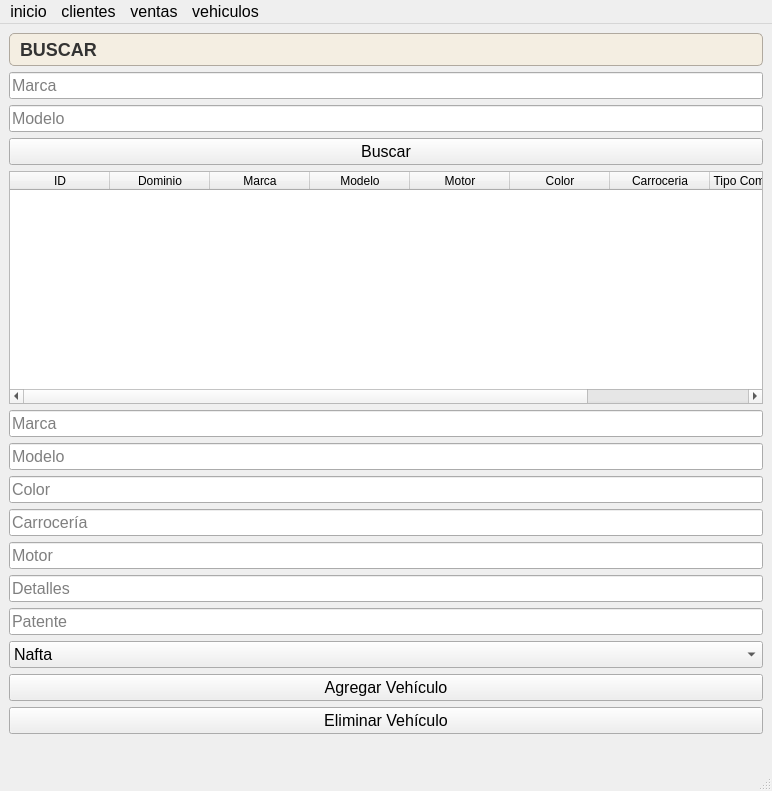
GabrielTrejo1/Prueba, file src/gui/vehiculos.ui: the form before one commit.
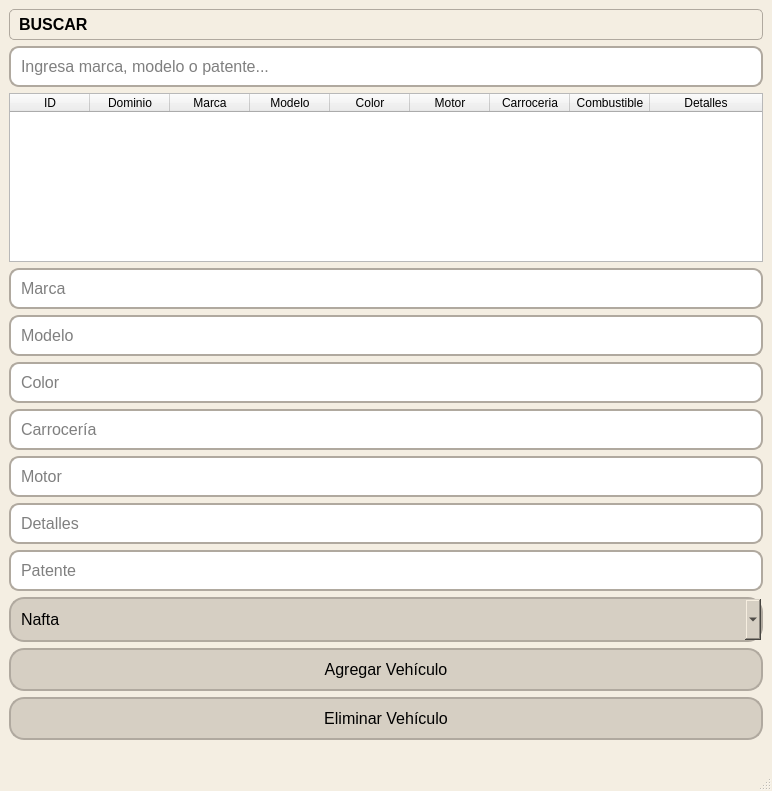
The form after the commit. Icons and pictures are not drawn.

```diff
--- a/src/gui/vehiculos.ui
+++ b/src/gui/vehiculos.ui
@@ -31,10 +31,6 @@
         border: 2px solid #b0a99f; /* Color y grosor del borde */
         border-radius: 15px; /* Bordes redondeados */
         padding: 10px; /* Espaciado interno */
-        font-size: 16px; /* Tamaño de la fuente */
-        color: #333; /* Color del texto */
-        text-align: center; /* Centrar texto */
-        transition: background-color 0.3s; /* Transición suave para el hover */
     }
 
     QPushButton:hover {
@@ -46,19 +42,13 @@
         border: 2px solid #b0a99f; /* Borde del QLineEdit */
         border-radius: 10px; /* Bordes redondeados */
         padding: 8px; /* Espaciado interno */
-        font-size: 14px; /* Tamaño de la fuente */
-        color: #333; /* Color del texto */
     }
 
     QComboBox {
-             background-color: #d6cfc3; /* Nuevo color de fondo del botón */
+        background-color: #d6cfc3; /* Nuevo color de fondo del botón */
         border: 2px solid #b0a99f; /* Color y grosor del borde */
         border-radius: 15px; /* Bordes redondeados */
         padding: 10px; /* Espaciado interno */
-        font-size: 16px; /* Tamaño de la fuente */
-        color: #333; /* Color del texto */
-        text-align: center; /* Centrar texto */
-        transition: background-color 0.3s; /* Transición suave para
     }</string>
   </property>
   <widget class="QWidget" name="centralwidget">
@@ -73,15 +63,13 @@
       <property name="font">
        <font>
         <family>Arial</family>
-        <pointsize>-1</pointsize>
+        <pointsize>12</pointsize>
         <weight>75</weight>
         <bold>true</bold>
        </font>
       </property>
       <property name="styleSheet">
        <string notr="true">    QLabel {
-        font-size: 18px; /* Tamaño de la fuente */
-        color: #333; /* Color del texto */
         background-color: #f4eee2; /* Fondo para el QLabel */
         padding: 5px; /* Espaciado interno */
         border: 1px solid #b0a99f; /* Borde del QLabel */
@@ -95,28 +83,28 @@
      </widget>
     </item>
     <item>
-     <widget class="QLineEdit" name="txtMarca">
-      <property name="placeholderText">
-       <string>Marca</string>
+     <widget class="QLineEdit" name="txtBuscar">
+      <property name="font">
+       <font>
+        <pointsize>12</pointsize>
+       </font>
       </property>
-     </widget>
-    </item>
-    <item>
-     <widget class="QLineEdit" name="txtModelo">
       <property name="placeholderText">
-       <string>Modelo</string>
-      </property>
-     </widget>
-    </item>
-    <item>
-     <widget class="QPushButton" name="btnBuscar">
-      <property name="text">
-       <string>Buscar</string>
+       <string>Ingresa marca, modelo o patente...</string>
       </property>
      </widget>
     </item>
     <item>
      <widget class="QTableWidget" name="tblVehiculos">
+      <property name="editTriggers">
+       <set>QAbstractItemView::NoEditTriggers</set>
+      </property>
+      <property name="selectionBehavior">
+       <enum>QAbstractItemView::SelectRows</enum>
+      </property>
+      <property name="sortingEnabled">
+       <bool>true</bool>
+      </property>
       <property name="columnCount">
        <number>9</number>
       </property>
@@ -130,6 +118,18 @@
         <string>Combustible</string>
        </stringlist>
       </property>
+      <attribute name="horizontalHeaderMinimumSectionSize">
+       <number>30</number>
+      </attribute>
+      <attribute name="horizontalHeaderDefaultSectionSize">
+       <number>80</number>
+      </attribute>
+      <attribute name="horizontalHeaderStretchLastSection">
+       <bool>true</bool>
+      </attribute>
+      <attribute name="verticalHeaderVisible">
+       <bool>false</bool>
+      </attribute>
       <column>
        <property name="text">
         <string>ID</string>
@@ -150,16 +150,16 @@
         <string>Modelo</string>
        </property>
       </column>
+      <column>
+       <property name="text">
+        <string>Color</string>
+       </property>
+      </column>
       <column>
        <property name="text">
         <string>Motor</string>
        </property>
       </column>
-      <column>
-       <property name="text">
-        <string>Color</string>
-       </property>
-      </column>
       <column>
        <property name="text">
         <string>Carroceria</string>
@@ -167,18 +167,23 @@
       </column>
       <column>
        <property name="text">
-        <string>Tipo Combustible</string>
+        <string>Combustible</string>
        </property>
       </column>
       <column>
        <property name="text">
-        <string>Dealles</string>
+        <string>Detalles</string>
        </property>
       </column>
      </widget>
     </item>
     <item>
      <widget class="QLineEdit" name="txtMarcaAdd">
+      <property name="font">
+       <font>
+        <pointsize>12</pointsize>
+       </font>
+      </property>
       <property name="placeholderText">
        <string>Marca</string>
       </property>
@@ -186,6 +191,11 @@
     </item>
     <item>
      <widget class="QLineEdit" name="txtModeloAdd">
+      <property name="font">
+       <font>
+        <pointsize>12</pointsize>
+       </font>
+      </property>
       <property name="placeholderText">
        <string>Modelo</string>
       </property>
@@ -193,6 +203,11 @@
     </item>
     <item>
      <widget class="QLineEdit" name="txtColor">
+      <property name="font">
+       <font>
+        <pointsize>12</pointsize>
+       </font>
+      </property>
       <property name="placeholderText">
        <string>Color</string>
       </property>
@@ -200,6 +215,11 @@
     </item>
     <item>
      <widget class="QLineEdit" name="txtCarroceria">
+      <property name="font">
+       <font>
+        <pointsize>12</pointsize>
+       </font>
+      </property>
       <property name="placeholderText">
        <string>Carrocería</string>
       </property>
@@ -207,6 +227,11 @@
     </item>
     <item>
      <widget class="QLineEdit" name="txtMotor">
+      <property name="font">
+       <font>
+        <pointsize>12</pointsize>
+       </font>
+      </property>
       <property name="placeholderText">
        <string>Motor</string>
       </property>
@@ -214,6 +239,11 @@
     </item>
     <item>
      <widget class="QLineEdit" name="txtDetalles">
+      <property name="font">
+       <font>
+        <pointsize>12</pointsize>
+       </font>
+      </property>
       <property name="placeholderText">
        <string>Detalles</string>
       </property>
@@ -221,6 +251,11 @@
     </item>
     <item>
      <widget class="QLineEdit" name="txtPatente">
+      <property name="font">
+       <font>
+        <pointsize>12</pointsize>
+       </font>
+      </property>
       <property name="placeholderText">
        <string>Patente</string>
       </property>
@@ -228,6 +263,11 @@
     </item>
     <item>
      <widget class="QComboBox" name="cmbCombustible">
+      <property name="font">
+       <font>
+        <pointsize>12</pointsize>
+       </font>
+      </property>
       <property name="styleSheet">
        <string notr="true"/>
       </property>
@@ -253,6 +293,11 @@
     </item>
     <item>
      <widget class="QPushButton" name="btnAgregar">
+      <property name="font">
+       <font>
+        <pointsize>12</pointsize>
+       </font>
+      </property>
       <property name="text">
        <string>Agregar Vehículo</string>
       </property>
@@ -260,6 +305,11 @@
     </item>
     <item>
      <widget class="QPushButton" name="btnEliminar">
+      <property name="font">
+       <font>
+        <pointsize>12</pointsize>
+       </font>
+      </property>
       <property name="text">
        <string>Eliminar Vehículo</string>
       </property>
@@ -274,40 +324,6 @@
     </item>
    </layout>
   </widget>
-  <widget class="QMenuBar" name="menubar">
-   <property name="geometry">
-    <rect>
-     <x>0</x>
-     <y>0</y>
-     <width>772</width>
-     <height>21</height>
-    </rect>
-   </property>
-   <widget class="QMenu" name="menuinicio">
-    <property name="title">
-     <string>inicio</string>
-    </property>
-   </widget>
-   <widget class="QMenu" name="menuclientes">
-    <property name="title">
-     <string>clientes</string>
-    </property>
-   </widget>
-   <widget class="QMenu" name="menuventas">
-    <property name="title">
-     <string>ventas</string>
-    </property>
-   </widget>
-   <widget class="QMenu" name="menuvehiculos">
-    <property name="title">
-     <string>vehiculos</string>
-    </property>
-   </widget>
-   <addaction name="menuinicio"/>
-   <addaction name="menuclientes"/>
-   <addaction name="menuventas"/>
-   <addaction name="menuvehiculos"/>
-  </widget>
   <widget class="QStatusBar" name="statusbar"/>
  </widget>
  <resources/>
```
